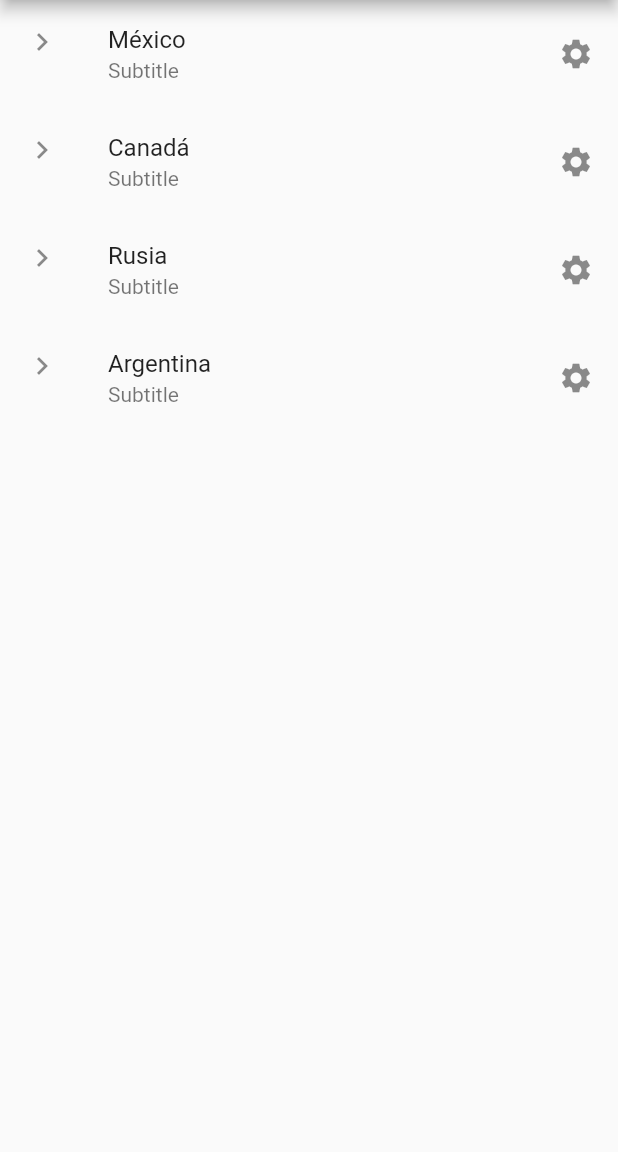
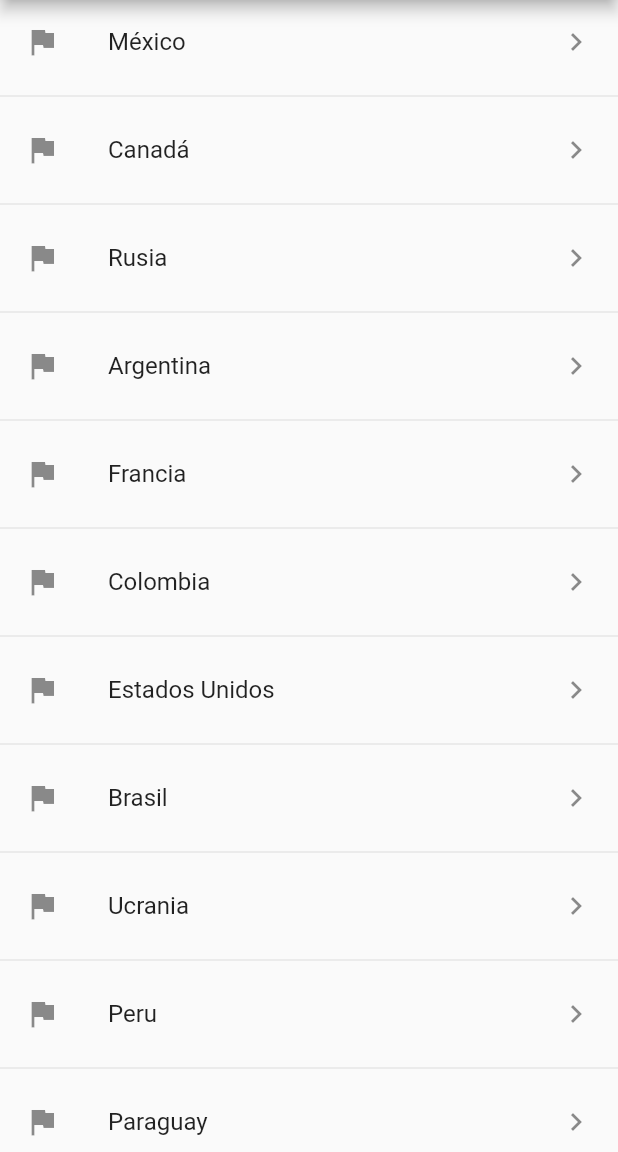
Before and after one commit to caesarbriones43/002-flutter_basis-flutter_components, a Flutter app: the screen it shows after launch, on a phone screen of 412 x 824 dp, the part 84-1236 px from its top. Run offline on Flutter 3.47's test engine with Material 2 defaults, Android fonts, the phone set to English and light mode, and no system bars.

Commit message:
ListView: Builder & Separeted

```diff
--- a/lib/main.dart
+++ b/lib/main.dart
@@ -1,5 +1,5 @@
 import 'package:flutter/material.dart';
-import 'package:flutter_components/screens/listview1_screen.dart';
+import 'package:flutter_components/screens/listview2_screen.dart';
 
 void main() => runApp(const MyApp());
 
@@ -11,6 +11,6 @@ class MyApp extends StatelessWidget {
     return const MaterialApp(
         debugShowCheckedModeBanner: false,
         title: 'Material App',
-        home: ListView1Screen());
+        home: ListView2Screen());
   }
 }
--- a/lib/screens/listview1_screen.dart
+++ b/lib/screens/listview1_screen.dart
@@ -13,12 +13,14 @@ class ListView1Screen extends StatelessWidget {
         ),
         body: ListView(
           children: [
-            ...options.map((country) => ListTile(
-                  leading: const Icon(Icons.chevron_right_outlined),
-                  subtitle: const Text("Subtitle"),
-                  title: Text(country),
-                  trailing: const Icon(Icons.settings),
-                ))
+            ...options
+                .map((country) => ListTile(
+                      leading: const Icon(Icons.chevron_right_outlined),
+                      subtitle: const Text("Subtitle"),
+                      title: Text(country),
+                      trailing: const Icon(Icons.settings),
+                    ))
+                .toList(),
           ],
         ));
   }
--- /dev/null
+++ b/lib/screens/listview2_screen.dart
@@ -0,0 +1,37 @@
+import 'package:flutter/material.dart';
+
+class ListView2Screen extends StatelessWidget {
+  final options = const [
+    "México",
+    "Canadá",
+    "Rusia",
+    "Argentina",
+    "Francia",
+    "Colombia",
+    "Estados Unidos",
+    "Brasil",
+    "Ucrania",
+    "Peru",
+    "Paraguay",
+    "Honduras",
+    "Guatemala"
+  ];
+
+  const ListView2Screen({Key? key}) : super(key: key);
+
+  @override
+  Widget build(BuildContext context) {
+    return Scaffold(
+        appBar: AppBar(
+          title: const Text("ListView1"),
+        ),
+        body: ListView.separated(
+            itemBuilder: (context, index) => ListTile(
+                  title: Text(options[index]),
+                  leading: Icon(Icons.flag),
+                  trailing: Icon(Icons.chevron_right),
+                ),
+            separatorBuilder: (_, __) => const Divider(),
+            itemCount: options.length));
+  }
+}
```
